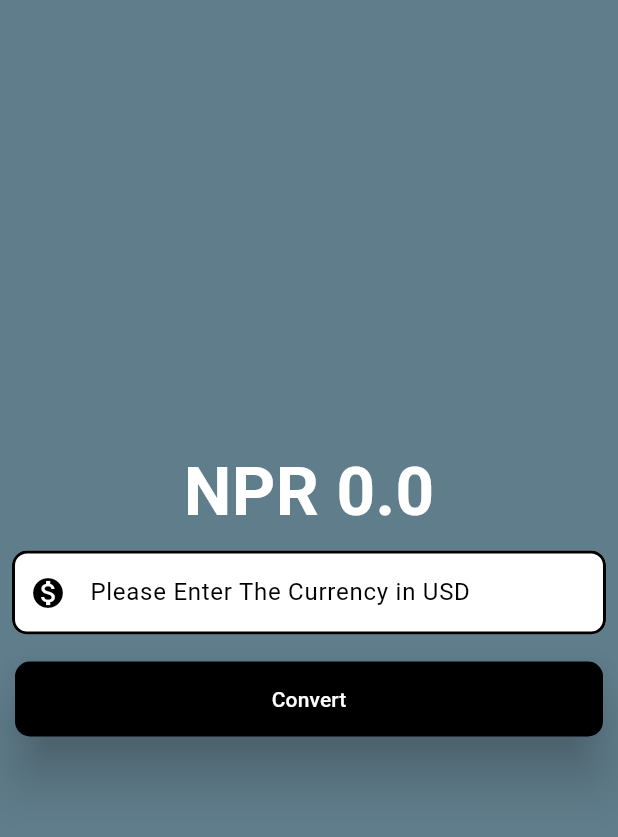
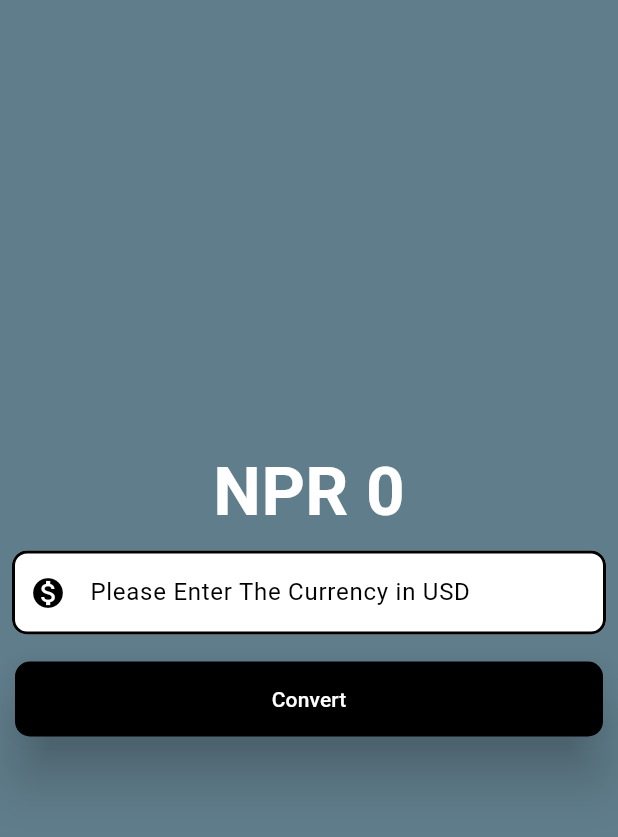
Before and after one commit to bitmonk/flutterCurrencyConverter, a Flutter app: the screen it shows after launch, on a phone screen of 412 x 824 dp, the part 63-900 px from its top. Run offline on Flutter 3.47's test engine with Material 3 defaults, Android fonts, the phone set to English and light mode, and no system bars.

Commit message:
final touches

```diff
--- a/lib/currency_converter_material_page.dart
+++ b/lib/currency_converter_material_page.dart
@@ -38,7 +38,7 @@ class _CurrencyConverterMaterialPageState extends State<CurrencyConverterMateria
           // crossAxisAlignment: CrossAxisAlignment.center,
           children: [
              Text(
-              'NPR $result',
+              'NPR ${result!=0 ? result.toStringAsFixed(2) : result.toStringAsFixed(0)}',
               style: const TextStyle(
                 fontSize: 45,
                 fontWeight: FontWeight.bold,
```
